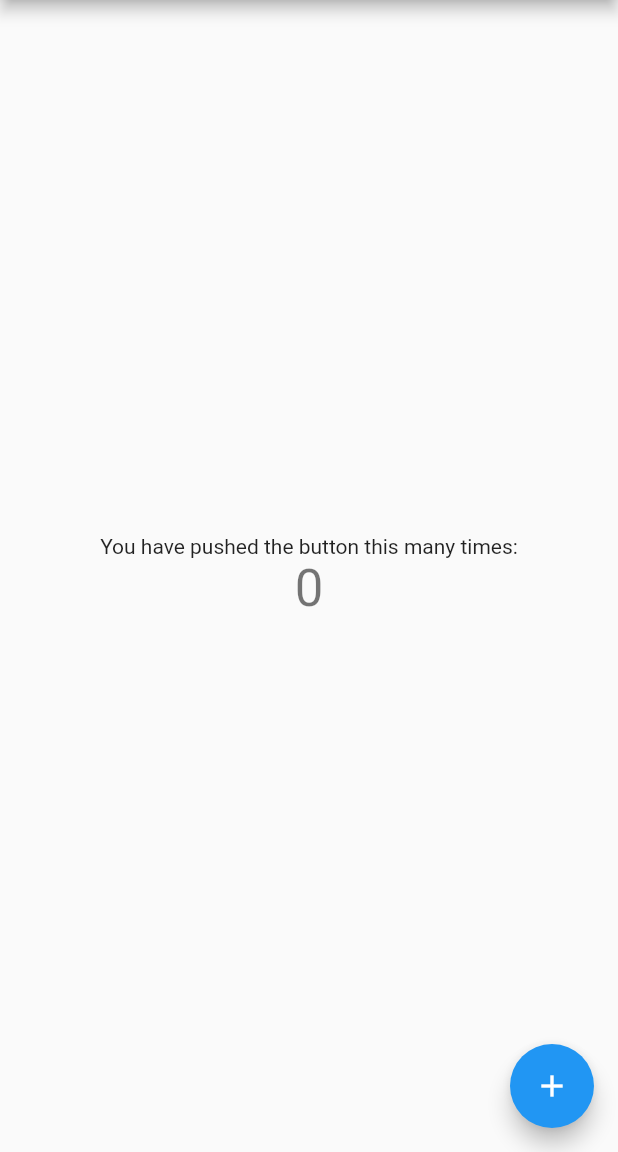
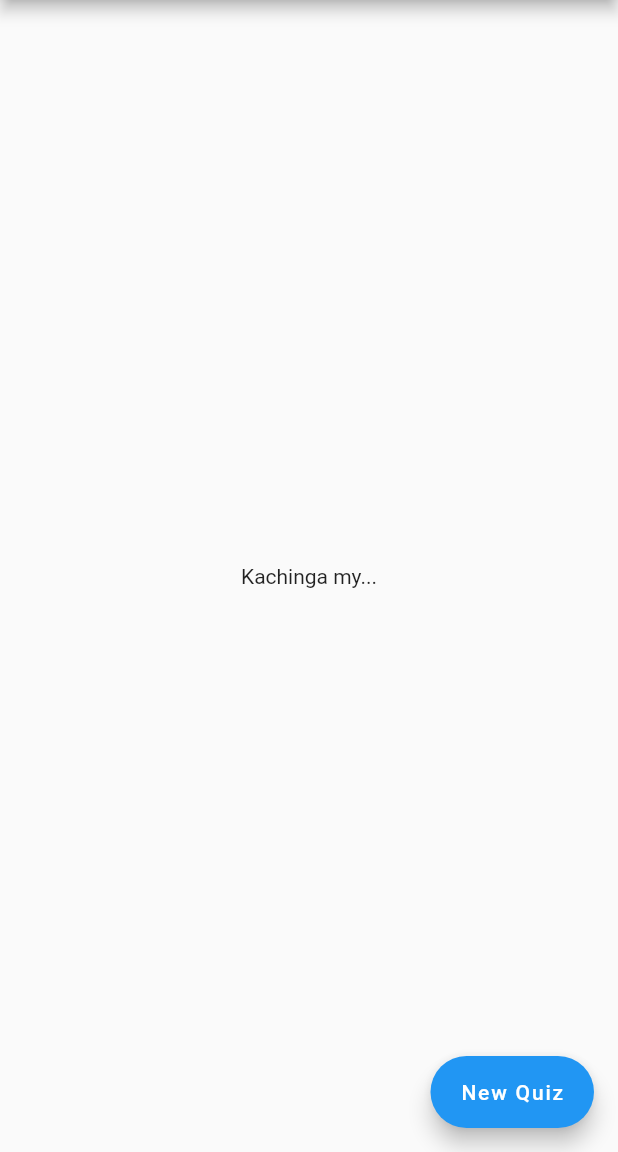
Before and after one commit to M4TTRX/studyq, a Flutter app: the screen it shows after launch, on a phone screen of 412 x 824 dp, the part 84-1236 px from its top. Run offline on Flutter 3.47's test engine with Material 2 defaults, Android fonts, the phone set to English and light mode, and no system bars.

Commit message:
removed garbage stuff

```diff
--- a/lib/main.dart
+++ b/lib/main.dart
@@ -1,23 +1,15 @@
 import 'package:flutter/material.dart';
+import 'package:flutter/services.dart';
 
-void main() => runApp(MyApp());
+void main() => runApp(App());
 
-class MyApp extends StatelessWidget {
+class App extends StatelessWidget {
   // This widget is the root of your application.
   @override
   Widget build(BuildContext context) {
     return MaterialApp(
-      title: 'Flutter Demo',
+      title: "",
       theme: ThemeData(
-        // This is the theme of your application.
-        //
-        // Try running your application with "flutter run". You'll see the
-        // application has a blue toolbar. Then, without quitting the app, try
-        // changing the primarySwatch below to Colors.green and then invoke
-        // "hot reload" (press "r" in the console where you ran "flutter run",
-        // or simply save your changes to "hot reload" in a Flutter IDE).
-        // Notice that the counter didn't reset back to zero; the application
-        // is not restarted.
         primarySwatch: Colors.blue,
       ),
       home: MyHomePage(title: 'Flutter Demo Home Page'),
@@ -28,15 +20,6 @@ class MyApp extends StatelessWidget {
 class MyHomePage extends StatefulWidget {
   MyHomePage({Key key, this.title}) : super(key: key);
 
-  // This widget is the home page of your application. It is stateful, meaning
-  // that it has a State object (defined below) that contains fields that affect
-  // how it looks.
-
-  // This class is the configuration for the state. It holds the values (in this
-  // case the title) provided by the parent (in this case the App widget) and
-  // used by the build method of the State. Fields in a Widget subclass are
-  // always marked "final".
-
   final String title;
 
   @override
@@ -44,68 +27,27 @@ class MyHomePage extends StatefulWidget {
 }
 
 class _MyHomePageState extends State<MyHomePage> {
-  int _counter = 0;
-
-  void _incrementCounter() {
-    setState(() {
-      // This call to setState tells the Flutter framework that something has
-      // changed in this State, which causes it to rerun the build method below
-      // so that the display can reflect the updated values. If we changed
-      // _counter without calling setState(), then the build method would not be
-      // called again, and so nothing would appear to happen.
-      _counter++;
-    });
-  }
-
   @override
   Widget build(BuildContext context) {
-    // This method is rerun every time setState is called, for instance as done
-    // by the _incrementCounter method above.
-    //
-    // The Flutter framework has been optimized to make rerunning build methods
-    // fast, so that you can just rebuild anything that needs updating rather
-    // than having to individually change instances of widgets.
     return Scaffold(
       appBar: AppBar(
-        // Here we take the value from the MyHomePage object that was created by
-        // the App.build method, and use it to set our appbar title.
         title: Text(widget.title),
       ),
       body: Center(
-        // Center is a layout widget. It takes a single child and positions it
-        // in the middle of the parent.
         child: Column(
-          // Column is also a layout widget. It takes a list of children and
-          // arranges them vertically. By default, it sizes itself to fit its
-          // children horizontally, and tries to be as tall as its parent.
-          //
-          // Invoke "debug painting" (press "p" in the console, choose the
-          // "Toggle Debug Paint" action from the Flutter Inspector in Android
-          // Studio, or the "Toggle Debug Paint" command in Visual Studio Code)
-          // to see the wireframe for each widget.
-          //
-          // Column has various properties to control how it sizes itself and
-          // how it positions its children. Here we use mainAxisAlignment to
-          // center the children vertically; the main axis here is the vertical
-          // axis because Columns are vertical (the cross axis would be
-          // horizontal).
           mainAxisAlignment: MainAxisAlignment.center,
           children: <Widget>[
             Text(
-              'You have pushed the button this many times:',
-            ),
-            Text(
-              '$_counter',
-              style: Theme.of(context).textTheme.display1,
+              'Kachinga my...',
             ),
           ],
         ),
       ),
-      floatingActionButton: FloatingActionButton(
-        onPressed: _incrementCounter,
-        tooltip: 'Increment',
-        child: Icon(Icons.add),
-      ), // This trailing comma makes auto-formatting nicer for build methods.
+      floatingActionButton: FloatingActionButton.extended(
+          onPressed: () {
+            HapticFeedback.lightImpact();
+          },
+          label: new Text("New Quiz")),
     );
   }
 }
```
